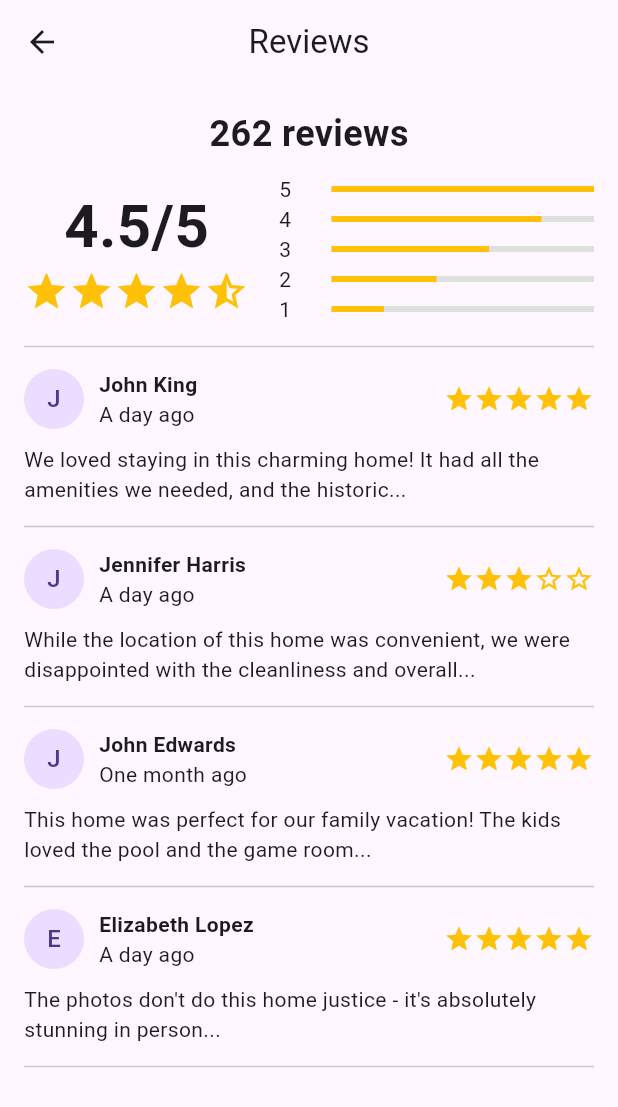
After one commit to Elhameed/herit_homes, a Flutter app: the ReviewsScreen screen opened by its route, on a phone screen of 412 x 824 dp. The commit adds this screen. Shown: the top 1107 px of the screen. Run offline on Flutter 3.47's test engine with Material 3 defaults, Android fonts, the phone set to English and light mode, and no system bars.

Commit message:
new_screens

```diff
--- a/lib/main.dart
+++ b/lib/main.dart
@@ -9,6 +9,9 @@ import 'screens/location_details_screen.dart';
 import 'screens/location_detail_view.dart';
 import 'screens/select_time_range_screen.dart';
 import 'screens/add_guests_screen.dart';
+import 'screens/checkout_screen.dart' ;
+import 'screens/reviews_screen.dart' ;
+import 'screens/payment_screen.dart';
 
 void main() {
   runApp(const MyApp());
@@ -37,6 +40,11 @@ class MyApp extends StatelessWidget {
         '/location_detail_view': (context) => LocationDetailView(),
         '/select_time_range': (context) => SelectTimeRangeScreen(),
         '/add_guests': (context) => AddGuestsScreen(),
+        '/Confirm_and_Pay': (context) => ConfirmAndPayScreen(),
+        '/reviews': (context) => ReviewsScreen(),
+        '/payment_success': (context) => PaymentSuccessScreen(),
+
+
       },
     );
   }
--- /dev/null
+++ b/lib/screens/reviews_screen.dart
@@ -0,0 +1,159 @@
+import 'package:flutter/material.dart';
+
+class ReviewsScreen extends StatelessWidget {
+  @override
+  Widget build(BuildContext context) {
+    return Scaffold(
+      appBar: AppBar(
+        title: Text('Reviews'),
+        centerTitle: true,
+      ),
+      body: Padding(
+        padding: const EdgeInsets.all(16.0),
+        child: Column(
+          children: [
+            Text(
+              '262 reviews',
+              style: TextStyle(fontSize: 24, fontWeight: FontWeight.bold),
+            ),
+            SizedBox(height: 10),
+            Row(
+              children: [
+                Column(
+                  children: [
+                    Text(
+                      '4.5/5',
+                      style: TextStyle(fontSize: 40, fontWeight: FontWeight.bold),
+                    ),
+                    Row(
+                      children: List.generate(5, (index) {
+                        return Icon(
+                          index < 4 ? Icons.star : Icons.star_half,
+                          color: Colors.amber,
+                          size: 30,
+                        );
+                      }),
+                    ),
+                  ],
+                ),
+                SizedBox(width: 20),
+                Expanded(
+                  child: Column(
+                    crossAxisAlignment: CrossAxisAlignment.start,
+                    children: List.generate(5, (index) {
+                      return Row(
+                        children: [
+                          Expanded(
+                            flex: 1,
+                            child: Text('${5 - index}'),
+                          ),
+                          Expanded(
+                            flex: 5,
+                            child: LinearProgressIndicator(
+                              value: (5 - index) / 5.0,
+                              backgroundColor: Colors.grey.shade300,
+                              color: Colors.amber,
+                            ),
+                          ),
+                        ],
+                      );
+                    }),
+                  ),
+                ),
+              ],
+            ),
+            Divider(height: 30),
+            Expanded(
+              child: ListView(
+                children: [
+                  ReviewItem(
+                    name: 'John King',
+                    time: 'A day ago',
+                    rating: 5,
+                    review:
+                    'We loved staying in this charming home! It had all the amenities we needed, and the historic...',
+                  ),
+                  ReviewItem(
+                    name: 'Jennifer Harris',
+                    time: 'A day ago',
+                    rating: 3,
+                    review:
+                    'While the location of this home was convenient, we were disappointed with the cleanliness and overall...',
+                  ),
+                  ReviewItem(
+                    name: 'John Edwards',
+                    time: 'One month ago',
+                    rating: 5,
+                    review:
+                    'This home was perfect for our family vacation! The kids loved the pool and the game room...',
+                  ),
+                  ReviewItem(
+                    name: 'Elizabeth Lopez',
+                    time: 'A day ago',
+                    rating: 5,
+                    review:
+                    'The photos don\'t do this home justice - it\'s absolutely stunning in person...',
+                  ),
+                ],
+              ),
+            ),
+          ],
+        ),
+      ),
+    );
+  }
+}
+
+class ReviewItem extends StatelessWidget {
+  final String name;
+  final String time;
+  final int rating;
+  final String review;
+
+  const ReviewItem({
+    required this.name,
+    required this.time,
+    required this.rating,
+    required this.review,
+  });
+
+  @override
+  Widget build(BuildContext context) {
+    return Column(
+      children: [
+        Row(
+          children: [
+            CircleAvatar(
+              child: Text(name[0]),
+            ),
+            SizedBox(width: 10),
+            Expanded(
+              child: Column(
+                crossAxisAlignment: CrossAxisAlignment.start,
+                children: [
+                  Text(
+                    name,
+                    style: TextStyle(fontWeight: FontWeight.bold),
+                  ),
+                  Text(time),
+                ],
+              ),
+            ),
+            Row(
+              children: List.generate(5, (index) {
+                return Icon(
+                  index < rating ? Icons.star : Icons.star_border,
+                  color: Colors.amber,
+                  size: 20,
+                );
+              }),
+            ),
+          ],
+        ),
+        SizedBox(height: 10),
+        Text(review),
+        Divider(height: 30),
+      ],
+    );
+  }
+}
```
Also changed, not shown: lib/screens/checkout_screen.dart (added, +111 -0 lines), lib/screens/payment_screen.dart (added, +77 -0 lines), 178 other files.
